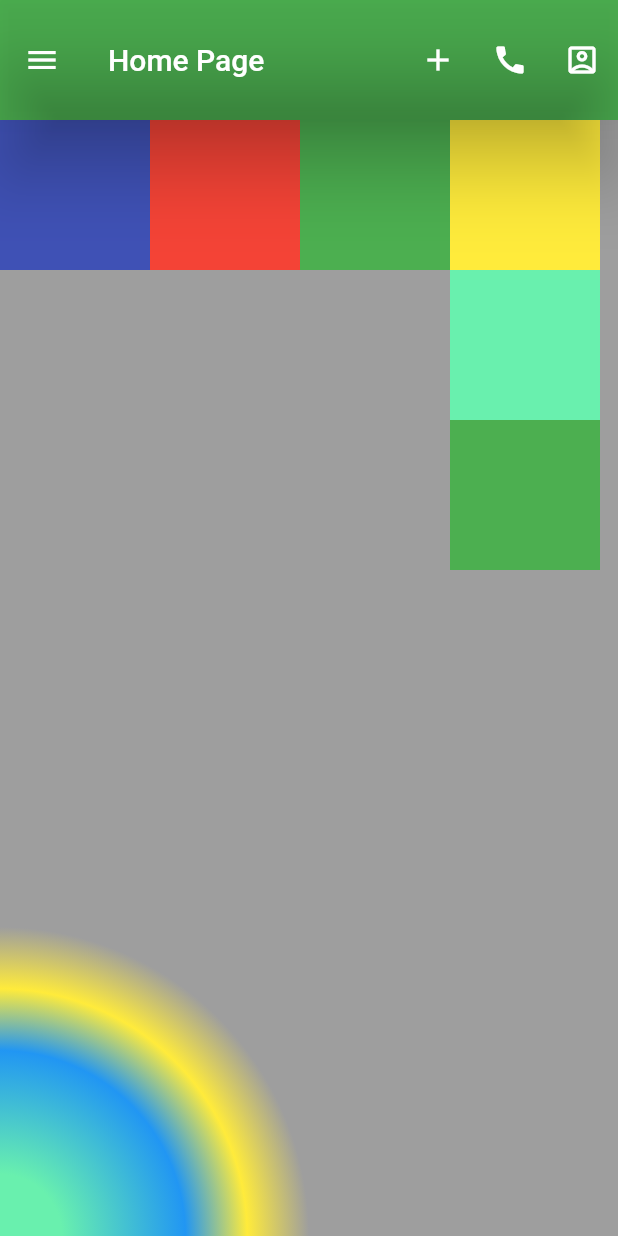
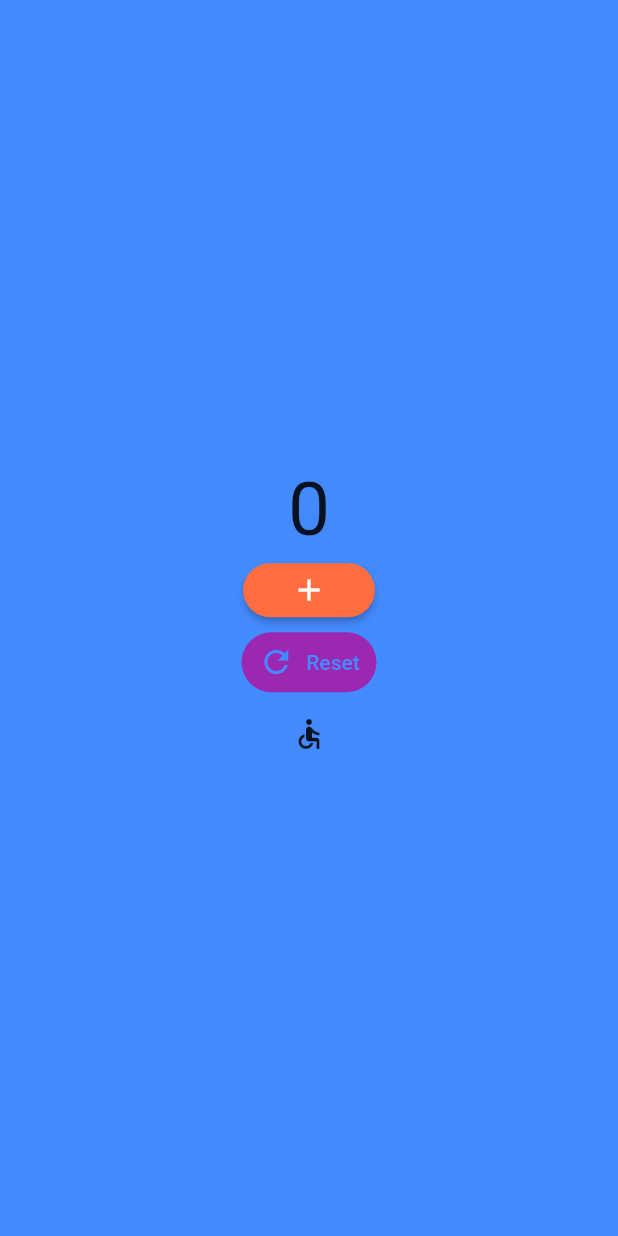
Before and after one commit to sahidur-rahman/flutter_training, a Flutter app: the screen it shows after launch, on a phone screen of 412 x 824 dp. Run offline on Flutter 3.47's test engine with Material 2 defaults, Android fonts, the phone set to English and light mode, and no system bars.

Commit message:
Day 9 works

```diff
--- /dev/null
+++ b/lib/button_app_day_9.dart
@@ -0,0 +1,71 @@
+import 'package:flutter/material.dart';
+
+class ButtonApp extends StatelessWidget {
+  const ButtonApp({Key? key}) : super(key: key);
+
+  @override
+  Widget build(BuildContext context) {
+    return const MaterialApp(
+      debugShowCheckedModeBanner: false,
+      home: Scaffold(body: ButtonAppS()),
+    );
+  }
+}
+
+class ButtonAppS extends StatefulWidget {
+  const ButtonAppS({Key? key}) : super(key: key);
+
+  @override
+  State<ButtonAppS> createState() => _ButtonAppState();
+}
+
+class _ButtonAppState extends State<ButtonAppS> {
+  int counter = 0;
+
+  @override
+  Widget build(BuildContext context) {
+    return Container(
+      color: Colors.blueAccent,
+      constraints: BoxConstraints.expand(),
+      child: Column(
+        mainAxisAlignment: MainAxisAlignment.center,
+        children: [
+          Text(
+            '$counter',
+            style: TextStyle(fontSize: 50),
+          ),
+          MaterialButton(
+            onPressed: () => setState(() {
+              ++counter;
+              print('$counter');
+            }),
+            onLongPress: () {},
+            hoverColor: Colors.green,
+            color: Colors.deepOrangeAccent,
+            shape: const StadiumBorder(),
+            textColor: Colors.white,
+            child: Icon(Icons.add),
+            splashColor: Colors.cyanAccent,
+          ),
+          TextButton.icon(
+            icon: Icon(Icons.refresh),
+            onPressed: () => setState(() {
+              counter = 0;
+            }),
+            onLongPress: () {
+              print('Button long pressed');
+            },
+            style: TextButton.styleFrom(
+                primary: Colors.blueAccent,
+                shape: StadiumBorder(),
+                backgroundColor: Colors.purple,
+                minimumSize: Size(90, 25),
+            ),
+            label: Text('Reset'),
+          ),
+          IconButton(onPressed: () {}, icon: Icon(Icons.accessible)),
+        ],
+      ),
+    );
+  }
+}
--- a/lib/main.dart
+++ b/lib/main.dart
@@ -1,11 +1,13 @@
 import 'package:flutter/material.dart';
+import 'package:flutter_training/button_app_day_9.dart';
 import 'package:flutter_training/color_work.dart';
 import 'package:flutter_training/day_7.dart';
 import 'package:flutter_training/my_app.dart';
 import 'containar_app.dart';
 
 void main() {
-  runApp(ColorWork());
+  runApp(ButtonApp());
+  //runApp(ColorWork());
   //runApp(ListWork());
   //runApp(ContainerApp());
   //runApp(MyApp());
```
